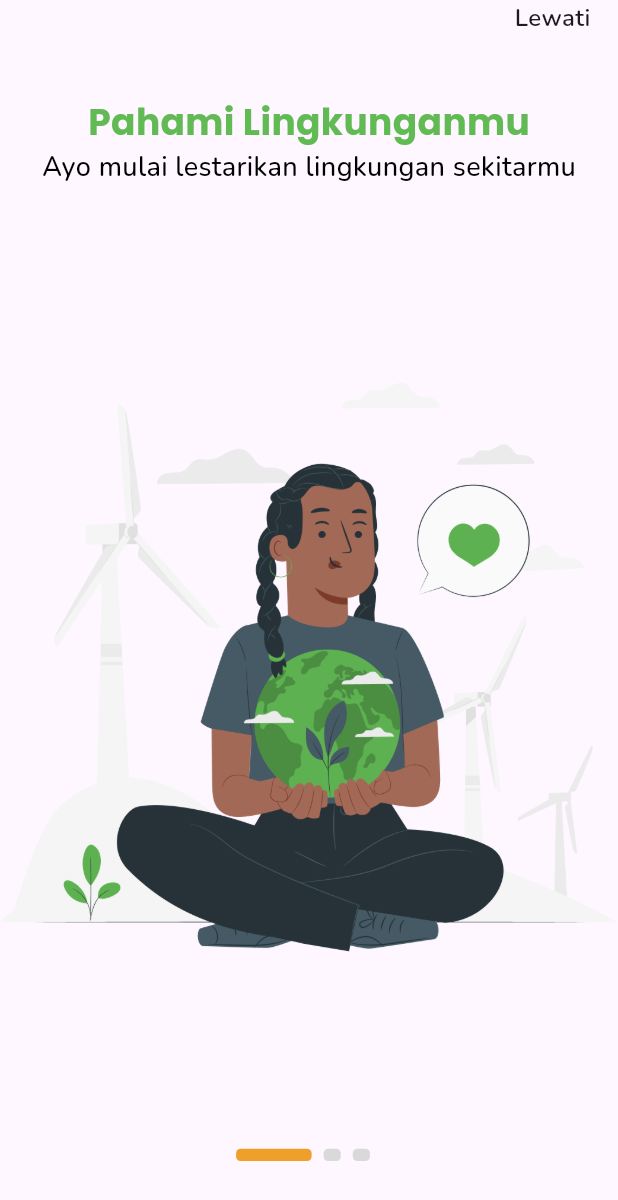
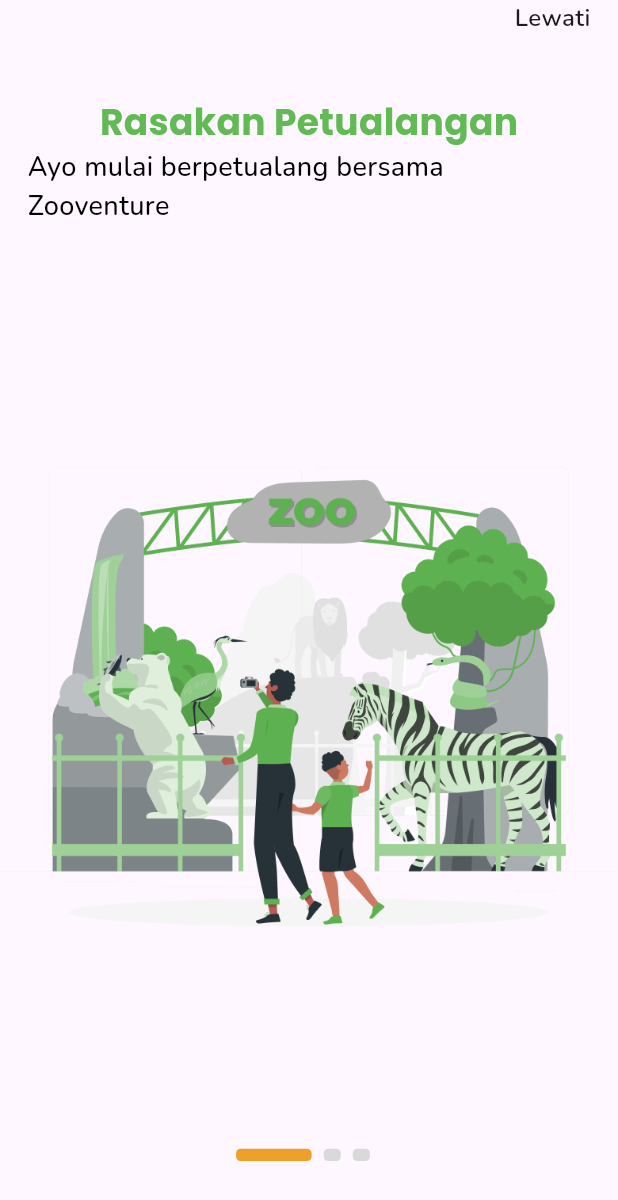
Before and after one commit to hackathondevs/front-end, a Flutter app: the screen it shows after launch, on a phone screen of 412 x 824 dp. Shown: the top 1200 px of the screen. Run offline on Flutter 3.47's test engine with Material 3 defaults, Android fonts, the phone set to English and light mode, and no system bars; our stand-ins replace bloc, dio, flutter_bloc, flutter_screenutil, flutter_svg, go_router and 4 more; missing offline and left inert: flutter_config.

Commit message:
fixed something.

```diff
--- a/lib/app/pages/onboarding/onboarding_page.dart
+++ b/lib/app/pages/onboarding/onboarding_page.dart
@@ -19,12 +19,12 @@ class _OnboardingPageState extends State<OnboardingPage> {
   List<Map<String, String>> onboardingData = [
     {
       "image": "assets/onboarding/1.png",
-      "title": "Pahami Lingkunganmu",
-      "content": "Ayo mulai lestarikan lingkungan sekitarmu",
+      "title": "Rasakan Petualangan",
+      "content": "Ayo mulai berpetualang bersama Zooventure",
     },
     {
       "image": "assets/onboarding/2.png",
-      "title": "Jaga lingkunganmu",
+      "title": "Jaga lingkungan dan satwa",
       "content": "Berikan perhatian yang terhadap keberlanjutan lingkunganmu",
     },
     {
```
Also changed, not shown: assets/onboarding/1.png, assets/onboarding/2.png, assets/onboarding/3.png.
